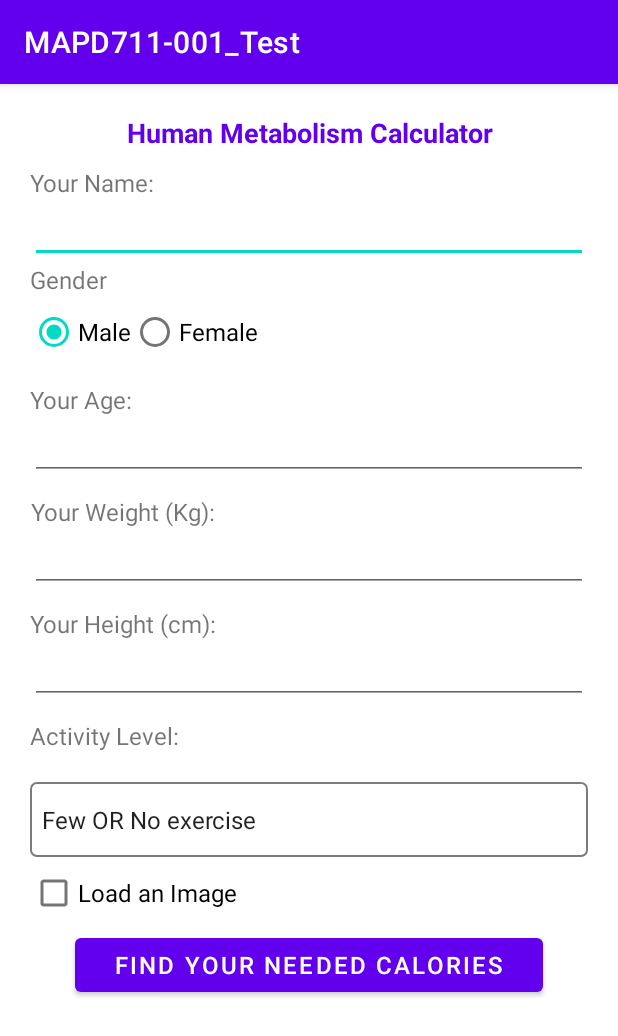
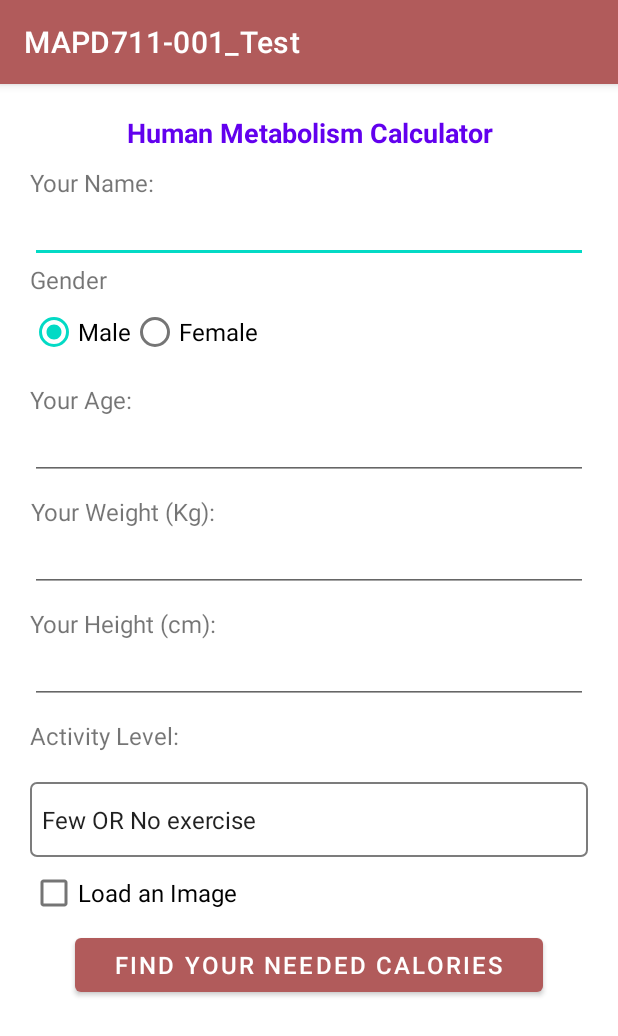
Before and after one commit to jovichenmcintyrecentenial/test_1_android, an Android app: the screen it shows after launch (MainActivity), on a phone screen of 412 x 824 dp. Shown: the top 1036 px of the screen. Run offline under Robolectric (Android 15) with nearby library versions, the phone set to English and light mode, and no system bars.

Commit message:
update string and themes

```diff
--- a/app/src/main/res/layout/activity_main.xml
+++ b/app/src/main/res/layout/activity_main.xml
@@ -15,14 +15,14 @@
 
     <TextView
         android:layout_marginTop="@dimen/page_margins"
-        android:text="Human Metabolism Calculator"
+        android:text="@string/human_metabolism_calculator"
         android:textAlignment="center"
         style="@style/main_text" />
     <LinearLayout style="@style/layout_edit_text">
     <TextView
         android:layout_width="wrap_content"
         android:layout_height="wrap_content"
-        android:text="Your Name:"
+        android:text="@string/your_name"
         android:textAlignment="center"
         />
 
@@ -62,7 +62,7 @@
         <TextView
             android:layout_width="wrap_content"
             android:layout_height="wrap_content"
-            android:text="Your Age:"
+            android:text="@string/your_age"
             android:textAlignment="center"
             />
 
@@ -81,7 +81,7 @@
         <TextView
             android:layout_width="wrap_content"
             android:layout_height="wrap_content"
-            android:text="Your Weight (Kg):"
+            android:text="@string/your_weight_kg"
             android:textAlignment="center"
             />
 
@@ -100,7 +100,7 @@
         <TextView
             android:layout_width="wrap_content"
             android:layout_height="wrap_content"
-            android:text="Your Height (cm):"
+            android:text="@string/your_height_cm"
             android:textAlignment="center"
             />
 
@@ -122,7 +122,7 @@
         <TextView
             android:layout_width="wrap_content"
             android:layout_height="wrap_content"
-            android:text="Activity Level:"
+            android:text="@string/activity_level"
             android:textAlignment="center"
             />
 
@@ -141,7 +141,7 @@
         android:id="@+id/checkBox"
         android:layout_width="wrap_content"
         android:layout_height="wrap_content"
-        android:text="Load an Image" />
+        android:text="@string/load_an_image" />
 
     <Button
         android:id="@+id/button"
@@ -151,7 +151,7 @@
         android:layout_width="match_parent"
         android:layout_height="wrap_content"
         android:onClick="onSubmit"
-        android:text="FIND YOUR NEEDED CALORIES" />
+        android:text="@string/find_your_needed_calories" />
 
 
 </LinearLayout>
--- a/app/src/main/res/values/strings.xml
+++ b/app/src/main/res/values/strings.xml
@@ -6,6 +6,14 @@
     <string name="age">  Age: </string>
     <string name="male">male</string>
     <string name="female">female</string>
+    <string name="find_your_needed_calories">FIND YOUR NEEDED CALORIES</string>
+    <string name="load_an_image">Load an Image</string>
+    <string name="activity_level">Activity Level:</string>
+    <string name="your_height_cm">Your Height (cm):</string>
+    <string name="your_weight_kg">Your Weight (Kg):</string>
+    <string name="your_age">Your Age:</string>
+    <string name="human_metabolism_calculator">Human Metabolism Calculator</string>
+    <string name="your_name">Your Name:</string>
     <string-array name="string_exercise_frequency">
         <item>Few OR No exercise</item>
         <item>Light exercise 1–3 days per week</item>
--- a/app/src/main/res/values/themes.xml
+++ b/app/src/main/res/values/themes.xml
@@ -2,8 +2,8 @@
     <!-- Base application theme. -->
     <style name="Theme.JoviChenMcintyre_MAPD711001_Test" parent="Theme.MaterialComponents.DayNight.DarkActionBar">
         <!-- Primary brand color. -->
-        <item name="colorPrimary">@color/purple_500</item>
-        <item name="colorPrimaryVariant">@color/purple_700</item>
+        <item name="colorPrimary">#B15B5B</item>
+        <item name="colorPrimaryVariant">#BA3F3F</item>
         <item name="colorOnPrimary">@color/white</item>
         <item name="android:textSize">16sp</item>
         <!-- Secondary brand color. -->
```
